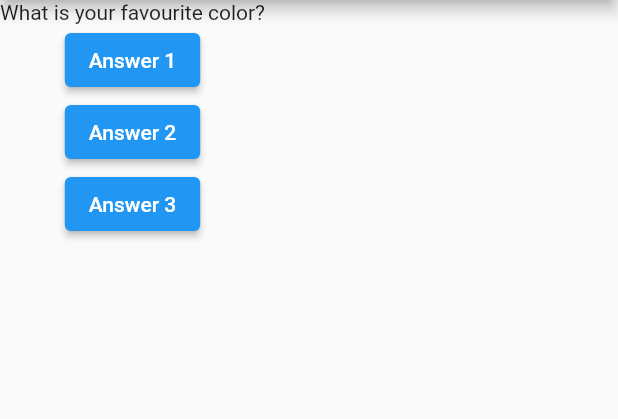
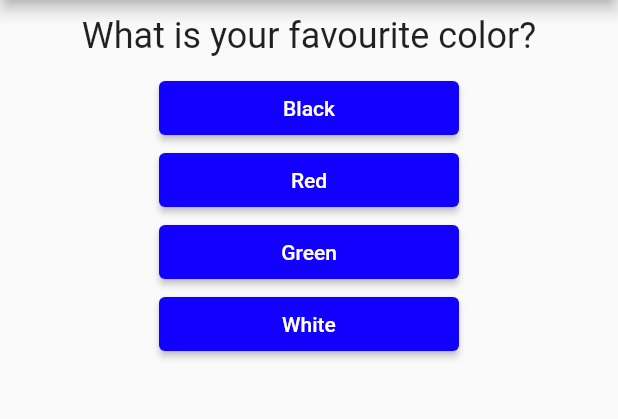
Before and after one commit to xmarcysx/-flutter-vinted, a Flutter app: the screen it shows after launch, on a phone screen of 412 x 824 dp, the part 84-503 px from its top. Run offline on Flutter 3.47's test engine with Material 2 defaults, Android fonts, the phone set to English and light mode, and no system bars.

Commit message:
App is finished

```diff
--- /dev/null
+++ b/lib/answer.dart
@@ -0,0 +1,22 @@
+import 'package:flutter/material.dart';
+
+class Answer extends StatelessWidget {
+  final VoidCallback selectHandler;
+  final String answerText;
+  Answer(this.selectHandler, this.answerText);
+
+  @override
+  Widget build(BuildContext context) {
+    return Container(
+      width: 200,
+      child: ElevatedButton(
+        style: ButtonStyle(
+            backgroundColor:
+                MaterialStateProperty.all(Color.fromARGB(255, 17, 0, 255)),
+            foregroundColor: MaterialStateProperty.all(Colors.white)),
+        child: Text(answerText),
+        onPressed: selectHandler,
+      ),
+    );
+  }
+}
--- a/lib/main.dart
+++ b/lib/main.dart
@@ -1,4 +1,7 @@
 import 'package:flutter/material.dart';
+
+import './quiz.dart';
+import './result.dart';
 
 void main() {
   runApp(MyApp());
@@ -7,46 +10,78 @@ void main() {
 class MyApp extends StatefulWidget {
   @override
   State<StatefulWidget> createState() {
-    return MyAppState();
+    return _MyAppState();
   }
 }
 
-class MyAppState extends State<MyApp> {
-  var questionIndex = 0;
+class _MyAppState extends State<MyApp> {
+  final _questions = [
+    {
+      'questionText': 'What is your favourite color?',
+      'answers': [
+        {'text': 'Black', 'score': 10},
+        {'text': 'Red', 'score': 5},
+        {'text': 'Green', 'score': 3},
+        {'text': 'White', 'score': 1},
+      ],
+    },
+    {
+      'questionText': 'What is your favourite animal?',
+      'answers': [
+        {'text': 'Rabbit', 'score': 3},
+        {'text': 'Snake', 'score': 11},
+        {'text': 'Elephant', 'score': 5},
+        {'text': 'Lion', 'score': 9},
+      ],
+    },
+    {
+      'questionText': 'Who is the best football player',
+      'answers': [
+        {'text': 'Ronaldo', 'score': 100},
+        {'text': 'Messi', 'score': 1},
+        {'text': 'Lewandowski', 'score': 1},
+        {'text': 'Ibrahimovic', 'score': 1},
+      ],
+    },
+  ];
 
-  void answerQuestion() {
+  var _questionIndex = 0;
+  var _totalScore = 0;
+
+  void _resetQuiz() {
     setState(() {
-      questionIndex = questionIndex + 1;
+      _questionIndex = 0;
+      _totalScore = 0;
     });
-    print(questionIndex);
+  }
+
+  void _answerQuestion(int score) {
+    _totalScore += score;
+    setState(() {
+      _questionIndex = _questionIndex + 1;
+    });
+    print(_questionIndex);
+    if (_questionIndex < _questions.length) {
+      print('We have more questions');
+    } else {
+      print('No more questions!');
+    }
   }
 
   @override
   Widget build(BuildContext context) {
-    var questions = [
-      'What is your favourite color?',
-      'What is your favourite animal?'
-    ];
     return MaterialApp(
       home: Scaffold(
         appBar: AppBar(
           title: Text('My First App'),
         ),
-        body: Column(children: [
-          Text(questions[questionIndex]),
-          ElevatedButton(
-            child: Text('Answer 1'),
-            onPressed: answerQuestion,
-          ),
-          ElevatedButton(
-            child: Text('Answer 2'),
-            onPressed: answerQuestion,
-          ),
-          ElevatedButton(
-            child: Text('Answer 3'),
-            onPressed: answerQuestion,
-          ),
-        ]),
+        body: _questionIndex < _questions.length
+            ? Quiz(
+                answerQuestion: _answerQuestion,
+                questions: _questions,
+                questionIndex: _questionIndex,
+              )
+            : Result(_totalScore, _resetQuiz),
       ),
     );
   }
--- /dev/null
+++ b/lib/question.dart
@@ -0,0 +1,22 @@
+import 'package:flutter/material.dart';
+
+class Question extends StatelessWidget {
+  final String questionText;
+
+  Question(this.questionText);
+
+  @override
+  Widget build(BuildContext context) {
+    return Container(
+      width: double.infinity,
+      margin: EdgeInsets.all(10),
+      child: Text(
+        questionText,
+        style: TextStyle(
+          fontSize: 24,
+        ),
+        textAlign: TextAlign.center,
+      ),
+    );
+  }
+}
--- /dev/null
+++ b/lib/quiz.dart
@@ -0,0 +1,27 @@
+import 'package:flutter/material.dart';
+import 'package:basics_dart/answer.dart';
+import 'package:basics_dart/question.dart';
+
+class Quiz extends StatelessWidget {
+  final List<Map<String, Object>> questions;
+  final int questionIndex;
+  final Function answerQuestion;
+
+  Quiz(
+      {@required this.questions,
+      @required this.answerQuestion,
+      @required this.questionIndex});
+
+  @override
+  Widget build(BuildContext context) {
+    return Column(children: [
+      Question(
+        questions[questionIndex]['questionText'],
+      ),
+      ...(questions[questionIndex]['answers'] as List<Map<String, Object>>)
+          .map((answer) {
+        return Answer(() => answerQuestion(answer['score']), answer['text']);
+      }).toList()
+    ]);
+  }
+}
```
Also changed, not shown: lib/result.dart (added, +36 -0 lines).
